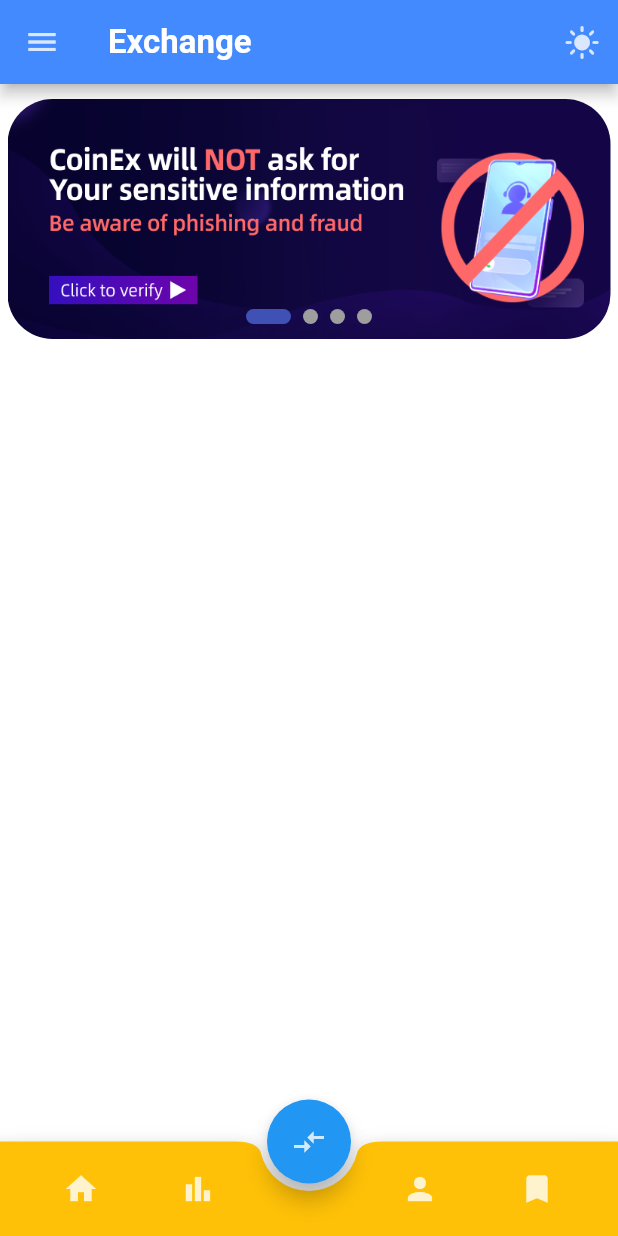
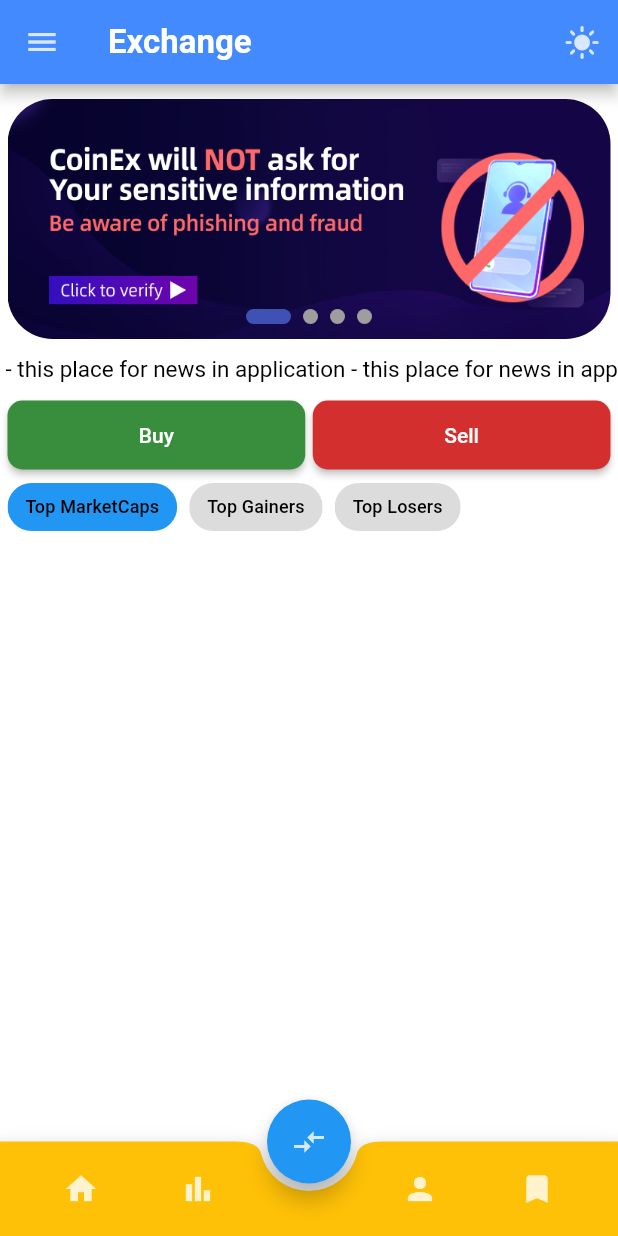
Before and after one commit to hoseinnaddaf/exchange, a Flutter app: the screen it shows after launch, on a phone screen of 412 x 824 dp. Run offline on Flutter 3.47's test engine with Material 2 defaults, Android fonts, the phone set to English and light mode, and no system bars; drawn by our look-alikes of marquee, smooth_page_indicator; our stand-ins replace google_fonts; Roboto replaces fonts that are missing (Ubuntu).

Commit message:
design HomePage UI

```diff
--- a/lib/ui/pages/HomePage.dart
+++ b/lib/ui/pages/HomePage.dart
@@ -3,15 +3,25 @@
 import 'package:echnage_sp/ui/ui_helper/HomePageView.dart';
 import 'package:echnage_sp/ui/ui_helper/themeSwitcher.dart';
 import 'package:flutter/material.dart';
+import 'package:marquee/marquee.dart';
 import 'package:smooth_page_indicator/smooth_page_indicator.dart';
 
-class HomePage extends StatelessWidget {
+class HomePage extends StatefulWidget {
 
+  HomePage({Key? key}) : super(key: key);
+
+  @override
+  State<HomePage> createState() => _HomePageState();
+}
+
+class _HomePageState extends State<HomePage> {
   final PageController _pageController =  PageController(
     initialPage: 0
   ) ;
 
-   HomePage({Key? key}) : super(key: key);
+  var defaultChoiseIndex = 0 ;
+
+  final List<String> _choiseList = ['Top MarketCaps' , 'Top Gainers' , 'Top Losers'] ;
 
   @override
   Widget build(BuildContext context) {
@@ -64,6 +74,72 @@ class HomePage extends StatelessWidget {
                         ),
                       ),
                  ),
+                SizedBox(height: 5,) ,
+                SizedBox(
+                    height: 30,
+                    width: double.infinity,
+                    child: Marquee(
+                        text: " - this place for news in application",
+                        style: textTheme.bodySmall,
+                    ),
+                  ) ,
+                SizedBox(height: 5,) ,
+                Padding(
+                  padding: const EdgeInsets.only(left: 5 , right: 5),
+                  child: Row(
+                    children: [
+                      Expanded(
+                          child:ElevatedButton(
+                            onPressed: (){},
+                            child: Text("Buy"),
+                            style: ElevatedButton.styleFrom(
+                              shape: RoundedRectangleBorder(borderRadius: BorderRadius.all(Radius.circular(10))) ,
+                              padding: EdgeInsets.all(15) ,
+                              primary: Colors.green[700]
+                            ),
+                          ) ,
+                      ) ,
+                      SizedBox(width: 5,) ,
+                      Expanded(
+                        child:ElevatedButton(
+                          onPressed: (){},
+                          child: Text("Sell"),
+                          style: ElevatedButton.styleFrom(
+                              shape: RoundedRectangleBorder(borderRadius: BorderRadius.all(Radius.circular(10))),
+                              padding: EdgeInsets.all(15) ,
+                              primary: Colors.red[700]
+                          ),
+                        ) ,
+                      ) ,
+                    ],
+                  ),
+                ) ,
+                Padding(
+                  padding: EdgeInsets.only(right: 5 , left: 5) ,
+                  child: Row(
+                    children: [
+                      Wrap(
+                        spacing: 8,
+                        children: List.generate( _choiseList.length, (index)  {
+                              return ChoiceChip(
+                                  label: Text(_choiseList[index] , style: textTheme.titleSmall,),
+                                  selected:defaultChoiseIndex == index ,
+                                  selectedColor: Colors.blue,
+                                  disabledColor: Colors.grey[200],
+                                  onSelected: (value){
+                                      setState((){
+                                        defaultChoiseIndex = value ? index : defaultChoiseIndex ;
+                                      }) ;
+                                  },
+                              );
+
+                          }) ,
+
+                      )
+                    ],
+                  ),
+                )
+
 
               ],
             ),
--- a/lib/ui/pages/MainWrapper.dart
+++ b/lib/ui/pages/MainWrapper.dart
@@ -33,9 +33,9 @@ class _MainWrapperState extends State<MainWrapper> {
         controller: pageController,
         children: [
           HomePage() ,
-         /* MarketViewPage() ,
+          MarketViewPage() ,
           ProfilePage() ,
-          WatchListPage()*/
+          WatchListPage()
         ],
       ),
     ) ;
--- a/pubspec.yaml
+++ b/pubspec.yaml
@@ -37,6 +37,7 @@ dependencies:
   google_fonts: ^3.0.1
   provider: ^6.0.1
   smooth_page_indicator: ^1.0.0+2
+  marquee: ^2.2.3
 
 dev_dependencies:
   flutter_test:
```
Also changed, not shown: pubspec.lock.
